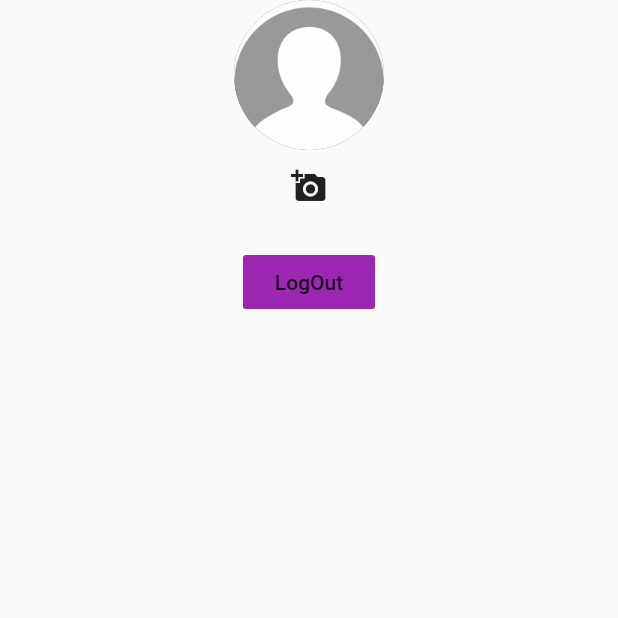
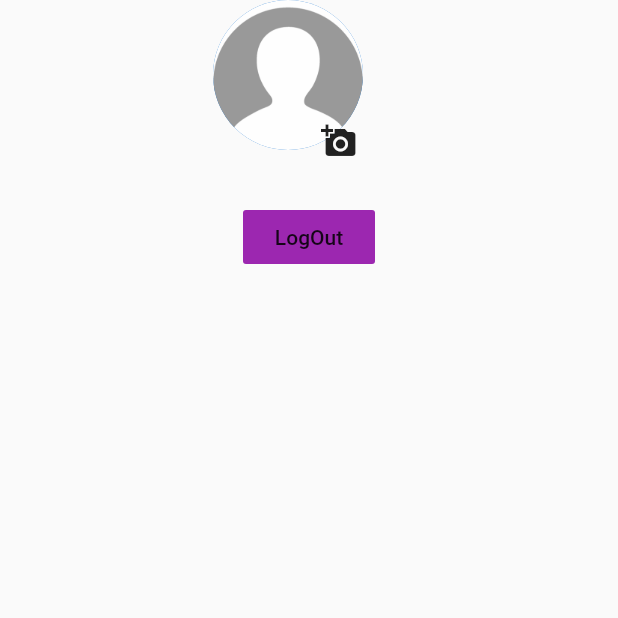
Before and after one commit to Ctrl-Alt-Eliiiteee/SaferX, a Flutter app: the profile screen opened directly, on a phone screen of 412 x 824 dp, the top half of it. Run offline on Flutter 3.47's test engine with Material 2 defaults, Android fonts, the phone set to English and light mode, and no system bars; our stand-ins replace animated_bottom_navigation_bar, cloud_firestore, firebase_auth, firebase_core, firebase_storage, flare_flutter and 7 more; missing offline and left inert: circular_reveal_animation; accounts and stored records are empty; statements that could not run were skipped.

Commit message:
stack format in profile

```diff
--- a/lib/Pages/profile.dart
+++ b/lib/Pages/profile.dart
@@ -151,16 +151,25 @@ class _profileState extends State<profile> {
           child: Center(
             child: Column(
               children: [
+                Stack(
+                  children: [
                     CircleAvatar(
                       radius: 50.0,
                       backgroundImage: CircleAvtarLink==null?AssetImage('images/profile.png'):NetworkImage(CircleAvtarLink),
                     ),
-                FlatButton(
+                    Padding(
+                      padding: const EdgeInsets.only(top:70.0,left: 40.0),
+                      child: FlatButton(
                         child: Icon(Icons.add_a_photo),
                         onPressed: displayBottomSheet,
                       ),
+                    ),
+                  ],
+                ),
                 Text(email),
-                FlatButton(
+                Align(
+                  alignment: Alignment.bottomCenter,
+                  child: FlatButton(
                     color: Colors.purple,
                     child: Text('LogOut'),
                     onPressed: () async {
@@ -170,6 +179,7 @@ class _profileState extends State<profile> {
                           MaterialPageRoute(builder: (context) => Authentication()));
                     },
                   ),
+                ),
               ],
             ),
           ),
```
Lines whose indentation alone changed are shown as unchanged.
